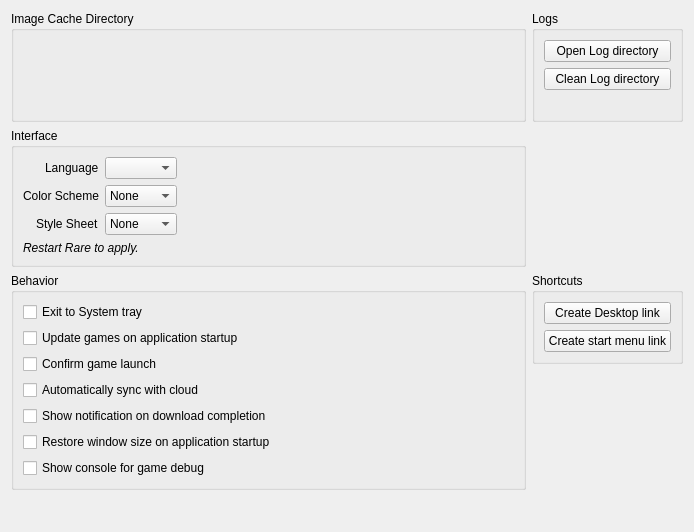
Qt form rare/ui/components/tabs/settings/rare.ui (RareDevs/Rare) before a commit.
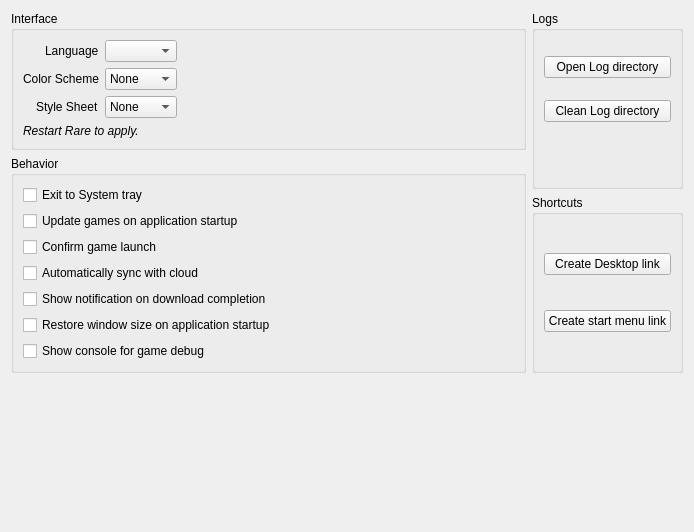
The same form after that commit.

Diff of the .ui file:
```diff
--- a/rare/ui/components/tabs/settings/rare.ui
+++ b/rare/ui/components/tabs/settings/rare.ui
@@ -13,79 +13,79 @@
      <property name="windowTitle">
          <string>RareSettings</string>
      </property>
-     <layout class="QGridLayout" name="rare_layout">
-         <item row="2" column="0" alignment="Qt::AlignTop">
-             <widget class="QGroupBox" name="settings_group">
+     <layout class="QGridLayout" name="gridLayout">
+         <item row="0" column="1">
+             <layout class="QVBoxLayout" name="verticalLayout_4">
+                 <item>
+                     <widget class="QGroupBox" name="log_dir_group">
                  <property name="title">
-                     <string>Behavior</string>
-                 </property>
-                 <layout class="QGridLayout" name="behavior_layout">
-                     <item row="2" column="0">
-                         <widget class="QCheckBox" name="confirm_start">
+                             <string>Logs</string>
+                         </property>
+                         <layout class="QVBoxLayout" name="log_dir_layout">
+                             <item>
+                                 <widget class="QPushButton" name="log_dir_open_button">
                              <property name="text">
-                                 <string>Confirm game launch</string>
+                                         <string>Open Log directory</string>
                              </property>
                          </widget>
                      </item>
-                     <item row="2" column="1" rowspan="2">
-                         <spacer name="settings_hspacer">
-                             <property name="orientation">
-                                 <enum>Qt::Horizontal</enum>
-                             </property>
-                             <property name="sizeHint" stdset="0">
-                                 <size>
-                                     <width>40</width>
-                                     <height>20</height>
-                                 </size>
-                             </property>
-                         </spacer>
-                     </item>
-                     <item row="1" column="0">
-                         <widget class="QCheckBox" name="auto_update">
+                             <item>
+                                 <widget class="QPushButton" name="log_dir_clean_button">
                              <property name="text">
-                                 <string>Update games on application startup</string>
+                                         <string>Clean Log directory</string>
                              </property>
                          </widget>
                      </item>
-                     <item row="5" column="0">
-                         <widget class="QCheckBox" name="save_size">
+                             <item>
+                                 <widget class="QLabel" name="log_dir_size_label">
+                                     <property name="sizePolicy">
+                                         <sizepolicy hsizetype="Preferred" vsizetype="Maximum">
+                                             <horstretch>0</horstretch>
+                                             <verstretch>0</verstretch>
+                                         </sizepolicy>
+                                     </property>
                              <property name="text">
-                                 <string>Restore window size on application startup</string>
-                             </property>
-                         </widget>
-                     </item>
-                     <item row="3" column="0">
-                         <widget class="QCheckBox" name="auto_sync_cloud">
+                                         <string notr="true"/>
+                                     </property>
+                                     <property name="wordWrap">
+                                         <bool>true</bool>
+                                     </property>
+                                 </widget>
+                             </item>
+                         </layout>
+                     </widget>
+                 </item>
+                 <item>
+                     <layout class="QVBoxLayout" name="rpc_layout"/>
+                 </item>
+                 <item>
+                     <widget class="QGroupBox" name="groupBox">
+                         <property name="title">
+                             <string>Shortcuts</string>
+                         </property>
+                         <layout class="QVBoxLayout" name="verticalLayout">
+                             <item>
+                                 <widget class="QPushButton" name="desktop_link">
                              <property name="text">
-                                 <string>Automatically sync with cloud</string>
+                                         <string>Create Desktop link</string>
                              </property>
                          </widget>
                      </item>
-                     <item row="4" column="0">
-                         <widget class="QCheckBox" name="notification">
+                             <item>
+                                 <widget class="QPushButton" name="startmenu_link">
                              <property name="text">
-                                 <string>Show notification on download completion</string>
-                             </property>
-                         </widget>
+                                         <string>Create start menu link</string>
+                                     </property>
+                                 </widget>
+                             </item>
+                         </layout>
+                     </widget>
+                 </item>
+             </layout>
                      </item>
                      <item row="0" column="0">
-                         <widget class="QCheckBox" name="sys_tray">
-                             <property name="text">
-                                 <string>Exit to System tray</string>
-                             </property>
-                         </widget>
-                     </item>
-                     <item row="6" column="0">
-                         <widget class="QCheckBox" name="log_games">
-                             <property name="text">
-                                 <string>Show console for game debug</string>
-                             </property>
-                         </widget>
-                     </item>
-                 </layout>
-    </widget>
-   </item>
-   <item row="1" column="0" alignment="Qt::AlignTop">
+             <layout class="QVBoxLayout" name="verticalLayout_3">
+                 <item>
     <widget class="QGroupBox" name="interface_group">
      <property name="sizePolicy">
       <sizepolicy hsizetype="Preferred" vsizetype="Preferred">
@@ -170,34 +170,81 @@
         </layout>
     </widget>
    </item>
-         <item row="2" column="1" alignment="Qt::AlignTop">
-             <widget class="QGroupBox" name="groupBox">
+                 <item>
+                     <widget class="QGroupBox" name="settings_group">
                  <property name="title">
-                     <string>Shortcuts</string>
-                 </property>
-                 <layout class="QVBoxLayout" name="verticalLayout">
-                     <item>
-                         <widget class="QPushButton" name="desktop_link">
+                             <string>Behavior</string>
+                         </property>
+                         <layout class="QGridLayout" name="behavior_layout">
+                             <item row="5" column="0">
+                                 <widget class="QCheckBox" name="save_size">
                              <property name="text">
-                                 <string>Create Desktop link</string>
+                                         <string>Restore window size on application startup</string>
                              </property>
                          </widget>
                      </item>
-                     <item>
-                         <widget class="QPushButton" name="startmenu_link">
+                             <item row="4" column="0">
+                                 <widget class="QCheckBox" name="notification">
                              <property name="text">
-                                 <string>Create start menu link</string>
+                                         <string>Show notification on download completion</string>
                              </property>
                          </widget>
                      </item>
+                             <item row="3" column="0">
+                                 <widget class="QCheckBox" name="auto_sync_cloud">
+                                     <property name="text">
+                                         <string>Automatically sync with cloud</string>
+                                     </property>
+                                 </widget>
+                             </item>
+                             <item row="1" column="0">
+                                 <widget class="QCheckBox" name="auto_update">
+                                     <property name="text">
+                                         <string>Update games on application startup</string>
+                                     </property>
+                                 </widget>
+                             </item>
+                             <item row="0" column="0">
+                                 <widget class="QCheckBox" name="sys_tray">
+                                     <property name="text">
+                                         <string>Exit to System tray</string>
+                                     </property>
+                                 </widget>
+                             </item>
+                             <item row="6" column="0">
+                                 <widget class="QCheckBox" name="log_games">
+                                     <property name="text">
+                                         <string>Show console for game debug</string>
+                                     </property>
+                                 </widget>
+                             </item>
+                             <item row="2" column="1" rowspan="2">
+                                 <spacer name="settings_hspacer">
+                                     <property name="orientation">
+                                         <enum>Qt::Horizontal</enum>
+                                     </property>
+                                     <property name="sizeHint" stdset="0">
+                                         <size>
+                                             <width>40</width>
+                                             <height>20</height>
+                                         </size>
+                                     </property>
+                                 </spacer>
+                             </item>
+                             <item row="2" column="0">
+                                 <widget class="QCheckBox" name="confirm_start">
+                                     <property name="text">
+                                         <string>Confirm game launch</string>
+                                     </property>
+                                 </widget>
+                             </item>
                  </layout>
              </widget>
          </item>
-         <item row="1" column="1">
-             <layout class="QVBoxLayout" name="rpc_layout"/>
+             </layout>
          </item>
-         <item row="3" column="0" colspan="2">
-             <spacer name="rare_vspacer">
+         <item row="1" column="0" colspan="2">
+             <spacer name="verticalSpacer_2">
                  <property name="orientation">
                      <enum>Qt::Vertical</enum>
                  </property>
@@ -209,47 +256,6 @@
                  </property>
              </spacer>
          </item>
-         <item row="0" column="1">
-             <widget class="QGroupBox" name="log_dir_group">
-                 <property name="title">
-                     <string>Logs</string>
-                 </property>
-                 <layout class="QVBoxLayout" name="log_dir_layout">
-                     <item>
-                         <widget class="QPushButton" name="log_dir_open_button">
-                             <property name="text">
-                                 <string>Open Log directory</string>
-                             </property>
-                         </widget>
-                     </item>
-                     <item>
-                         <widget class="QPushButton" name="log_dir_clean_button">
-                             <property name="text">
-                                 <string>Clean Log directory</string>
-                             </property>
-                         </widget>
-                     </item>
-                     <item>
-                         <widget class="QLabel" name="log_dir_size_label">
-                             <property name="text">
-                                 <string notr="true"/>
-                             </property>
-                             <property name="wordWrap">
-                                 <bool>true</bool>
-                             </property>
-                         </widget>
-                     </item>
-                 </layout>
-             </widget>
-         </item>
-         <item row="0" column="0">
-             <widget class="QGroupBox" name="img_dir_group">
-                 <property name="title">
-                     <string>Image Cache Directory</string>
-                 </property>
-                 <layout class="QVBoxLayout" name="img_dir_layout"/>
-             </widget>
-         </item>
      </layout>
  </widget>
  <resources/>
```
Lines whose indentation alone changed are shown as unchanged.
